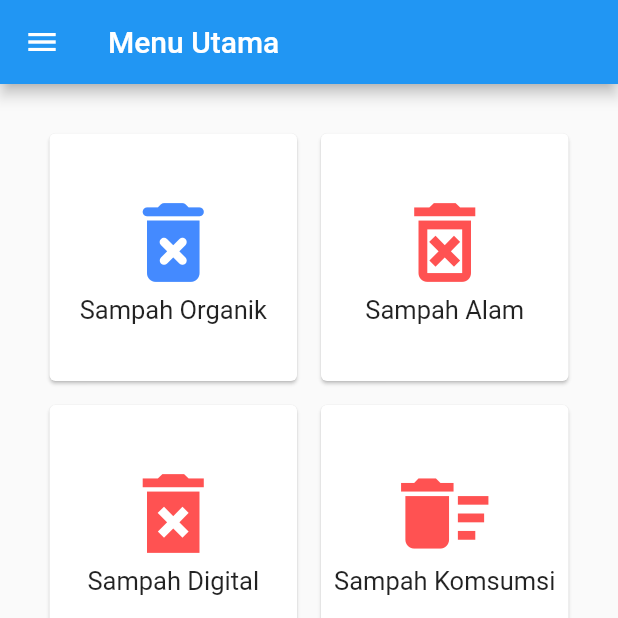
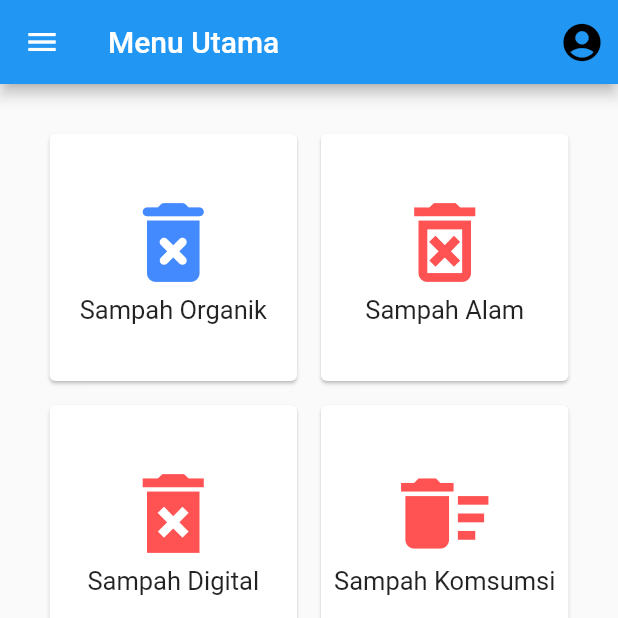
Before and after one commit to dwiponcosuripto4/mbakmu2, a Flutter app: the screen it shows after launch, after a tap on "MASUK", on a phone screen of 412 x 824 dp, the top half of it. Run offline on Flutter 3.47's test engine with Material 2 defaults, Android fonts, the phone set to English and light mode, and no system bars; our stand-ins replace firebase_auth, get; accounts and stored records are empty.

Commit message:
add fitur account to menu tolbar utama

```diff
--- a/lib/main.dart
+++ b/lib/main.dart
@@ -15,6 +15,7 @@ class MyApp extends StatelessWidget {
   @override
   Widget build(BuildContext context) {
     return MaterialApp(
+      debugShowCheckedModeBanner: false,
       home: Page_Login(),
     );
   }
--- a/lib/menu_utama.dart
+++ b/lib/menu_utama.dart
@@ -215,6 +215,22 @@ class Menu_Utama extends StatelessWidget {
         title: Text(
           "Menu Utama",
         ),
+        actions: <Widget>[
+          IconButton(
+            icon: Icon(
+              Icons.account_circle,
+              size: 30,
+              color: Colors.black,
+            ),
+            onPressed: () {
+              Navigator.of(context).pushReplacement(
+                MaterialPageRoute(
+                  builder: ((context) => Isi_Dompet()),
+                ),
+              );
+            },
+          )
+        ],
       ),
       drawer: Drawer(
         child: Column(
```
